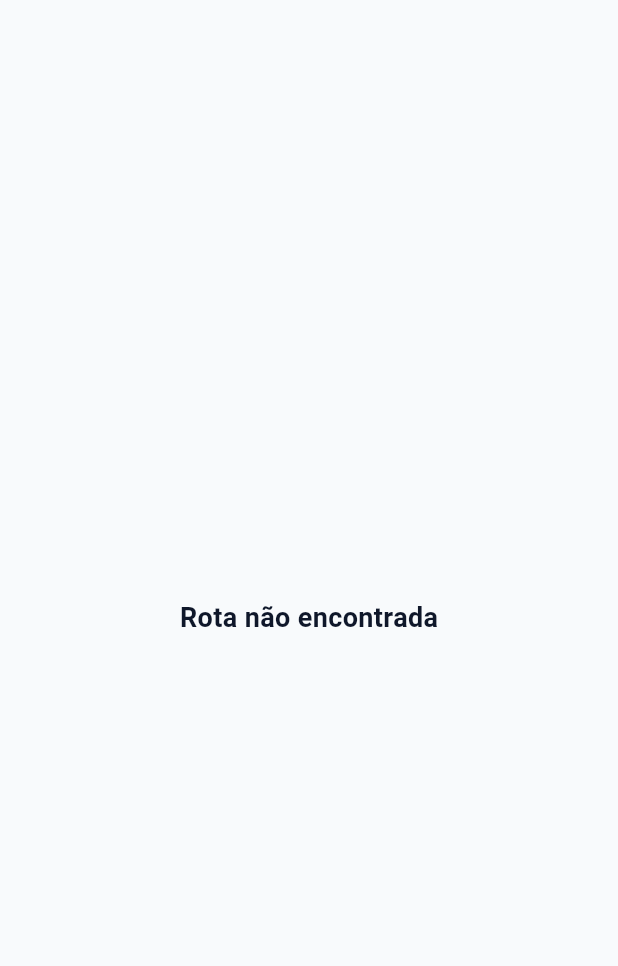
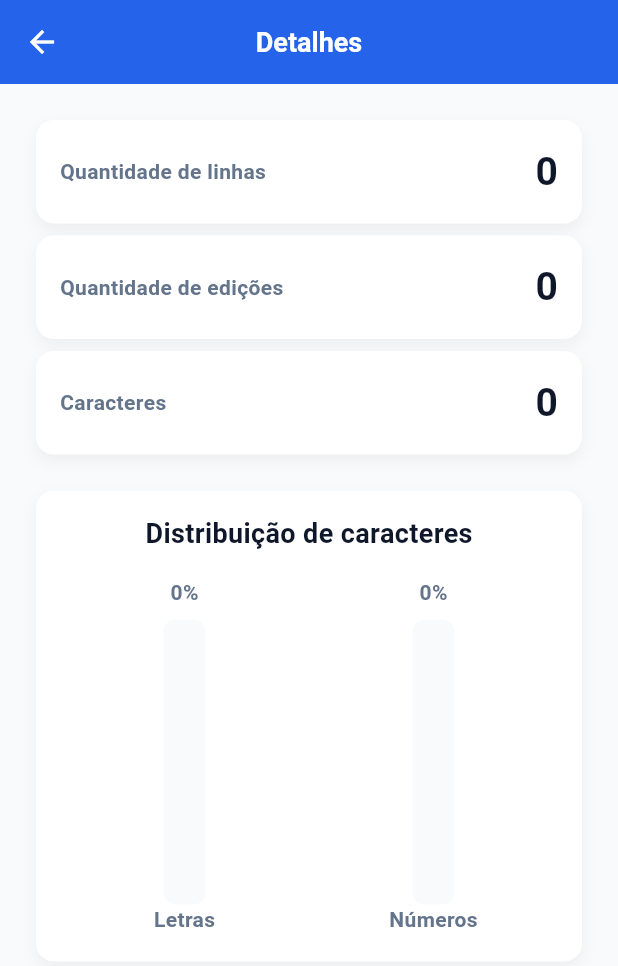
Before and after one commit to anselmoparente/Desafio-Target, a Flutter app: the HomePage screen opened by its route, after a tap on the "bar chart" icon, on a phone screen of 412 x 824 dp. Shown: the top 966 px of the screen. Run offline on Flutter 3.47's test engine with Material 3 defaults, Android fonts, the phone set to English and light mode, and no system bars; drawn by our look-alikes of fl_chart; our stand-ins replace flutter_mobx, mobx; generated files the repository leaves out were written again.

Commit message:
feat: add details page and refactor notes store with global provider

```diff
--- a/lib/app/core/routes/app_router.dart
+++ b/lib/app/core/routes/app_router.dart
@@ -1,23 +1,20 @@
 import 'package:flutter/material.dart';
-import 'package:provider/provider.dart';
 import 'package:target/app/core/routes/app_routes.dart';
+import 'package:target/app/pages/details/details_page.dart';
 import 'package:target/app/pages/home/home_page.dart';
 import 'package:target/app/pages/login/login_page.dart';
-import 'package:target/app/stores/notes_store.dart';
 
 class AppRouter {
   static Route<dynamic> onGenerateRoute(RouteSettings settings) {
     switch (settings.name) {
       case AppRoutes.login:
-        return MaterialPageRoute(builder: (_) => LoginPage());
+        return MaterialPageRoute(builder: (_) => const LoginPage());
 
       case AppRoutes.home:
-        return MaterialPageRoute(
-          builder: (_) => Provider<NotesStore>(
-            create: (_) => NotesStore(),
-            child: const HomePage(),
-          ),
-        );
+        return MaterialPageRoute(builder: (_) => const HomePage());
+
+      case AppRoutes.details:
+        return MaterialPageRoute(builder: (_) => const DetailsPage());
 
       default:
         return MaterialPageRoute(
--- /dev/null
+++ b/lib/app/pages/details/details_page.dart
@@ -0,0 +1,49 @@
+import 'package:flutter/material.dart';
+import 'package:provider/provider.dart';
+import 'package:target/app/core/theme/app_spacing.dart';
+import 'package:target/app/core/widgets/ds_app_bar.dart';
+import 'package:target/app/pages/details/widgets/details_card.dart';
+import 'package:target/app/pages/details/widgets/letters_numbers_chart.dart';
+import 'package:target/app/stores/notes_store.dart';
+
+class DetailsPage extends StatelessWidget {
+  const DetailsPage({super.key});
+
+  @override
+  Widget build(BuildContext context) {
+    final store = context.watch<NotesStore>();
+
+    return Scaffold(
+      appBar: const DSAppBar(title: 'Detalhes', showBackButton: true),
+      body: Padding(
+        padding: const EdgeInsets.all(AppSpacing.lg),
+        child: Column(
+          spacing: AppSpacing.lg,
+          children: [
+            Column(
+              spacing: AppSpacing.sm,
+              children: [
+                DetailsCard(
+                  label: 'Quantidade de linhas',
+                  value: store.totalNotes.toString(),
+                ),
+                DetailsCard(
+                  label: 'Quantidade de edições',
+                  value: store.totalEdits.toString(),
+                ),
+                DetailsCard(
+                  label: 'Caracteres',
+                  value: store.totalCharacters.toString(),
+                ),
+              ],
+            ),
+            LettersNumbersChart(
+              letters: store.totalLetters,
+              numbers: store.totalNumbers,
+            ),
+          ],
+        ),
+      ),
+    );
+  }
+}
--- /dev/null
+++ b/lib/app/pages/details/widgets/details_card.dart
@@ -0,0 +1,23 @@
+import 'package:flutter/material.dart';
+import 'package:target/app/core/theme/app_typography.dart';
+import 'package:target/app/core/widgets/ds_card.dart';
+
+class DetailsCard extends StatelessWidget {
+  final String label;
+  final String value;
+
+  const DetailsCard({super.key, required this.label, required this.value});
+
+  @override
+  Widget build(BuildContext context) {
+    return DSCard(
+      child: Row(
+        mainAxisAlignment: MainAxisAlignment.spaceBetween,
+        children: [
+          Text(label, style: AppTypography.body),
+          Text(value, style: AppTypography.headline),
+        ],
+      ),
+    );
+  }
+}
--- /dev/null
+++ b/lib/app/pages/details/widgets/letters_numbers_chart.dart
@@ -0,0 +1,110 @@
+import 'package:fl_chart/fl_chart.dart';
+import 'package:flutter/material.dart';
+import 'package:target/app/core/theme/app_colors.dart';
+import 'package:target/app/core/theme/app_spacing.dart';
+import 'package:target/app/core/theme/app_typography.dart';
+import 'package:target/app/core/widgets/ds_card.dart';
+
+class LettersNumbersChart extends StatelessWidget {
+  final int letters;
+  final int numbers;
+
+  const LettersNumbersChart({
+    super.key,
+    required this.letters,
+    required this.numbers,
+  });
+
+  double get _total => (letters + numbers).toDouble();
+
+  double get _lettersPercent => _total == 0 ? 0 : (letters / _total) * 100;
+
+  double get _numbersPercent => _total == 0 ? 0 : (numbers / _total) * 100;
+
+  @override
+  Widget build(BuildContext context) {
+    return DSCard(
+      child: Column(
+        spacing: AppSpacing.md,
+        children: [
+          Text('Distribuição de caracteres', style: AppTypography.title),
+          SizedBox(
+            height: 240,
+            child: BarChart(
+              BarChartData(
+                alignment: BarChartAlignment.spaceAround,
+                maxY: 100,
+                barGroups: [
+                  _barGroup(0, _lettersPercent, AppColors.info),
+                  _barGroup(1, _numbersPercent, AppColors.secondary),
+                ],
+                titlesData: FlTitlesData(
+                  bottomTitles: AxisTitles(
+                    sideTitles: SideTitles(
+                      showTitles: true,
+                      getTitlesWidget: _bottomTitle,
+                    ),
+                  ),
+                  topTitles: AxisTitles(
+                    sideTitles: SideTitles(
+                      showTitles: true,
+                      reservedSize: 28,
+                      getTitlesWidget: _topTitle,
+                    ),
+                  ),
+                  leftTitles: const AxisTitles(
+                    sideTitles: SideTitles(showTitles: false),
+                  ),
+                  rightTitles: const AxisTitles(
+                    sideTitles: SideTitles(showTitles: false),
+                  ),
+                ),
+                gridData: FlGridData(show: false),
+                borderData: FlBorderData(show: false),
+              ),
+            ),
+          ),
+        ],
+      ),
+    );
+  }
+
+  BarChartGroupData _barGroup(int x, double percent, Color color) {
+    return BarChartGroupData(
+      x: x,
+      barRods: [
+        BarChartRodData(
+          toY: percent,
+          width: 28,
+          color: color,
+          borderRadius: BorderRadius.circular(8),
+          backDrawRodData: BackgroundBarChartRodData(
+            show: true,
+            toY: 100,
+            color: AppColors.border.withOpacity(0.2),
+          ),
+        ),
+      ],
+    );
+  }
+
+  Widget _bottomTitle(double value, TitleMeta meta) {
+    switch (value.toInt()) {
+      case 0:
+        return Text('Letras', style: AppTypography.body);
+      case 1:
+        return Text('Números', style: AppTypography.body);
+      default:
+        return const SizedBox.shrink();
+    }
+  }
+
+  Widget _topTitle(double value, TitleMeta meta) {
+    final percent = value.toInt() == 0 ? _lettersPercent : _numbersPercent;
+
+    return Padding(
+      padding: const EdgeInsets.only(bottom: 8),
+      child: Text('${percent.toStringAsFixed(0)}%', style: AppTypography.body),
+    );
+  }
+}
--- a/lib/app/pages/home/widgets/home_app_bar.dart
+++ b/lib/app/pages/home/widgets/home_app_bar.dart
@@ -13,7 +13,7 @@ class HomeAppBar extends StatelessWidget implements PreferredSizeWidget {
       actions: [
         DSIconButton(
           icon: Icons.bar_chart,
-          tooltip: 'Estatísticas',
+          tooltip: 'Detalhes',
           onPressed: () => Navigator.pushNamed(context, AppRoutes.details),
         ),
       ],
--- a/lib/app/pages/login/login_page.dart
+++ b/lib/app/pages/login/login_page.dart
@@ -1,5 +1,6 @@
 import 'package:flutter/material.dart';
 import 'package:flutter_mobx/flutter_mobx.dart';
+import 'package:provider/provider.dart';
 import 'package:target/app/core/routes/app_routes.dart';
 import 'package:target/app/core/theme/app_spacing.dart';
 import 'package:target/app/core/theme/app_typography.dart';
@@ -9,12 +10,12 @@ import 'package:target/app/core/widgets/ds_text_field.dart';
 import 'package:target/app/stores/auth_store.dart';
 
 class LoginPage extends StatelessWidget {
-  LoginPage({super.key});
-
-  final AuthStore store = AuthStore();
+  const LoginPage({super.key});
 
   @override
   Widget build(BuildContext context) {
+    final store = context.read<AuthStore>();
+
     return Scaffold(
       body: Center(
         child: SingleChildScrollView(
--- a/lib/app/stores/notes_store.dart
+++ b/lib/app/stores/notes_store.dart
@@ -17,6 +17,24 @@ abstract class NotesStoreBase with Store {
 
   @computed
   bool get canAddNote => newNoteText.trim().isNotEmpty;
+
+  @computed
+  int get totalNotes => notes.length;
+
+  @computed
+  int get totalEdits => notes.fold(0, (sum, note) => sum + note.editCount);
+
+  @computed
+  int get totalCharacters =>
+      notes.fold(0, (sum, note) => sum + note.value.length);
+
+  @computed
+  int get totalLetters =>
+      notes.fold(0, (sum, note) => sum + _countLetters(note.value));
+
+  @computed
+  int get totalNumbers =>
+      notes.fold(0, (sum, note) => sum + _countNumbers(note.value));
 
   @action
   void setNewNoteText(String value) => newNoteText = value;
@@ -41,4 +59,8 @@ abstract class NotesStoreBase with Store {
 
   @action
   void removeItem(NoteModel note) => notes.remove(note);
+
+  int _countLetters(String text) => RegExp(r'[a-zA-Z]').allMatches(text).length;
+
+  int _countNumbers(String text) => RegExp(r'\d').allMatches(text).length;
 }
--- a/lib/main.dart
+++ b/lib/main.dart
@@ -1,10 +1,21 @@
 import 'package:flutter/material.dart';
+import 'package:provider/provider.dart';
 import 'package:target/app/core/routes/app_router.dart';
 import 'package:target/app/core/routes/app_routes.dart';
 import 'package:target/app/core/theme/app_theme.dart';
+import 'package:target/app/stores/auth_store.dart';
+import 'package:target/app/stores/notes_store.dart';
 
 void main() {
-  runApp(const MainApp());
+  runApp(
+    MultiProvider(
+      providers: [
+        Provider<AuthStore>(create: (_) => AuthStore()),
+        Provider<NotesStore>(create: (_) => NotesStore()),
+      ],
+      child: const MainApp(),
+    ),
+  );
 }
 
 class MainApp extends StatelessWidget {
--- a/pubspec.yaml
+++ b/pubspec.yaml
@@ -7,6 +7,7 @@ environment:
   sdk: ^3.10.4
 
 dependencies:
+  fl_chart: ^1.1.1
   flutter:
     sdk: flutter
   flutter_mobx: ^2.3.0
```
Also changed, not shown: lib/app/stores/notes_store.g.dart, pubspec.lock.
